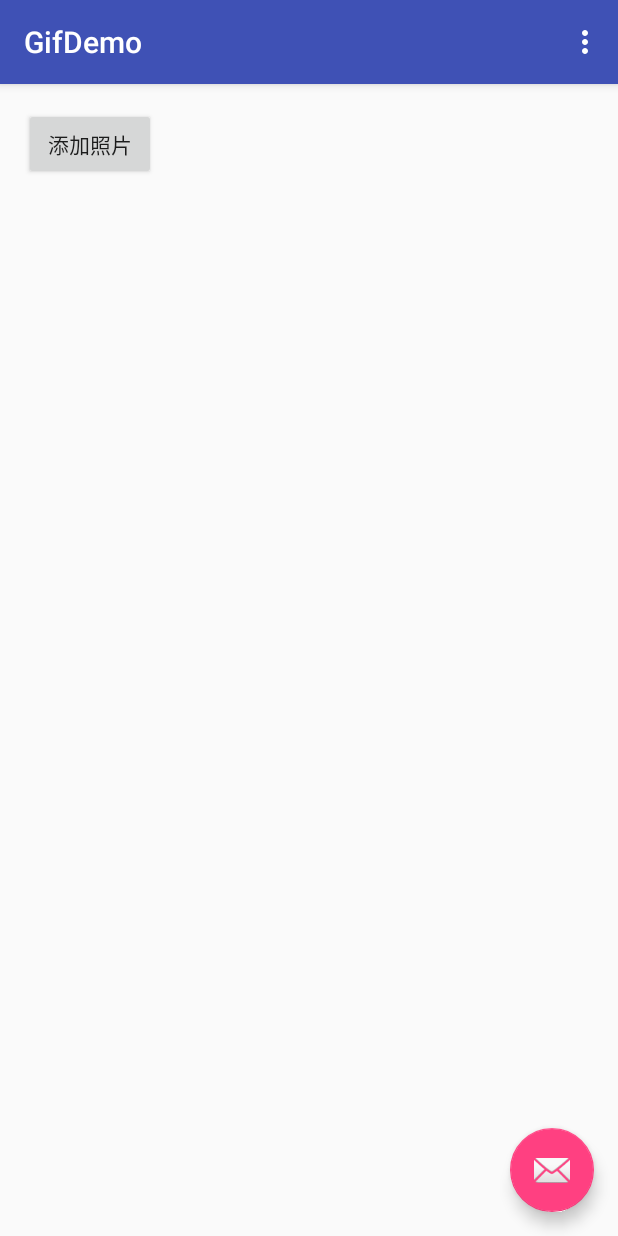
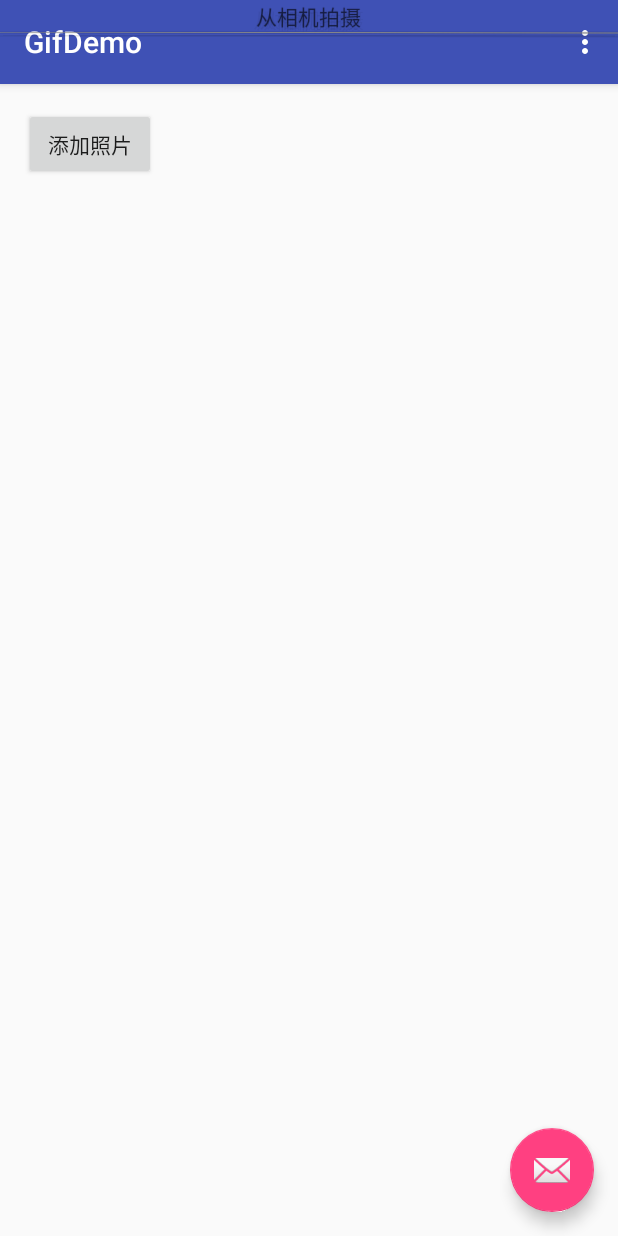
Before and after one commit to CreaterXu/GifDemo, an Android app: the screen it shows after launch (MainActivity), after a tap on "添加照片", on a phone screen of 412 x 824 dp. Run offline under Robolectric (Android 15) with nearby library versions, the phone set to English and light mode, and no system bars; our stand-ins replace ButterKnife.

```diff
--- a/app/src/main/java/com/skystudio/gifdemo/MainActivity.java
+++ b/app/src/main/java/com/skystudio/gifdemo/MainActivity.java
@@ -1,5 +1,7 @@
 package com.skystudio.gifdemo;
 
+import android.graphics.Bitmap;
+import android.graphics.drawable.BitmapDrawable;
 import android.os.Bundle;
 import android.support.design.widget.FloatingActionButton;
 import android.support.design.widget.Snackbar;
@@ -11,7 +13,10 @@ import android.view.Gravity;
 import android.view.LayoutInflater;
 import android.view.Menu;
 import android.view.MenuItem;
+import android.view.MotionEvent;
 import android.view.View;
+import android.view.ViewGroup;
+import android.widget.LinearLayout;
 import android.widget.PopupWindow;
 
 import butterknife.BindView;
@@ -28,22 +33,16 @@ public class MainActivity extends AppCompatActivity {
     @BindView(R.id.fab)
     FloatingActionButton fab;
 
+
+    PopupWindow popupWindow=null;
     @Override
     protected void onCreate(Bundle savedInstanceState) {
         super.onCreate(savedInstanceState);
         setContentView(R.layout.activity_main);
         ButterKnife.bind(this);
-        Toolbar toolbar = (Toolbar) findViewById(R.id.toolbar);
         setSupportActionBar(toolbar);
 
-        FloatingActionButton fab = (FloatingActionButton) findViewById(R.id.fab);
-        fab.setOnClickListener(new View.OnClickListener() {
-            @Override
-            public void onClick(View view) {
-                Snackbar.make(view, "Replace with your own action", Snackbar.LENGTH_LONG)
-                        .setAction("Action", null).show();
-            }
-        });
+
     }
 
     @Override
@@ -68,26 +67,54 @@ public class MainActivity extends AppCompatActivity {
         return super.onOptionsItemSelected(item);
     }
 
-
+    /**
+     * 显示弹出框
+     * */
     private void showPopupWindow() {
         View parentView = LayoutInflater.from(this).inflate(R.layout.content_main, null);
-        View view = LayoutInflater.from(this).inflate(R.layout.popurp_main, null);
-        final PopupWindow popupWindow = new PopupWindow(view);
-        popupWindow.showAtLocation(parentView, Gravity.CENTER_VERTICAL, 0, 0);
+        View view = getLayoutInflater().from(this).inflate(R.layout.popurp_main, null);
+        popupWindow = new PopupWindow(view, ViewGroup.LayoutParams.MATCH_PARENT,ViewGroup.LayoutParams.MATCH_PARENT);
+        //popupWindow.showAtLocation(addButton, Gravity.CENTER_VERTICAL, 0, 0);
+        //设置可不可以点击默认可点击
+        popupWindow.setTouchable(true);
+        popupWindow.setOutsideTouchable(true);
+        popupWindow.setBackgroundDrawable(new BitmapDrawable(getResources(),(Bitmap) null));
+        popupWindow.showAsDropDown(addButton);
     }
-
+    /**
+     * 取消显示弹出框
+     * */
+    private void cancelPopupWindow(){
+        if (popupWindow==null){}
+        else {
+            if (popupWindow.isShowing()){
+                popupWindow.dismiss();
+            }
+        }
+    }
 
     @OnClick({R.id.toolbar, R.id.addButton, R.id.fab})
     public void onClick(View view) {
         switch (view.getId()) {
             case R.id.toolbar:
+                cancelPopupWindow();
                 break;
             case R.id.addButton:
                 Log.e("xv","in click");
                 showPopupWindow();
                 break;
             case R.id.fab:
+                cancelPopupWindow();
                 break;
         }
     }
+
+    /**
+     * 处理触碰事件
+     * */
+    @Override
+    public boolean onTouchEvent(MotionEvent event) {
+        cancelPopupWindow();
+        return super.onTouchEvent(event);
+    }
 }
--- a/app/src/main/java/widght/Line.java
+++ b/app/src/main/java/widght/Line.java
@@ -1,12 +1,16 @@
 package widght;
 
 import android.content.Context;
+import android.content.res.TypedArray;
 import android.graphics.Canvas;
 import android.graphics.Color;
 import android.graphics.Paint;
 import android.util.AttributeSet;
 import android.util.Log;
+import android.util.TypedValue;
 import android.view.View;
+
+import com.skystudio.gifdemo.R;
 
 /**描线类
  * Created by Creater Xu on 2016/6/30.
@@ -17,22 +21,19 @@ public class Line extends View{
     private Paint mPaint;//画笔
 
     public Line(Context context) {
-        super(context);
-        Log.e("xv","in f");
+        this(context,null,0);
     }
 
     public Line(Context context, AttributeSet attrs) {
-        super(context, attrs);
-        Log.e("xv","in s");
+       this(context,attrs,0);
     }
 
-    public Line(Context context, AttributeSet attrs, int defStyleAttr) {
-        super(context, attrs, defStyleAttr);
-        Log.e("xv","in t");
-        mPaint=new Paint(Paint.ANTI_ALIAS_FLAG);
+    public Line(Context context, AttributeSet attrs, int defStyle) {
+        super(context, attrs, defStyle);
+        mPaint = new Paint(Paint.ANTI_ALIAS_FLAG);
         mPaint.setColor(Color.GRAY);
-    }
-/* TypedArray typedArray=context.getTheme().obtainStyledAttributes(attrs,R.styleable.widght_Line,defStytle,0);
+
+        TypedArray typedArray=context.getTheme().obtainStyledAttributes(attrs, R.styleable.widght_Line,defStyle,0);
         int n=typedArray.getIndexCount();
         for (int i=0;i<n;i++){
             int attr=typedArray.getIndex(i);
@@ -49,18 +50,20 @@ public class Line extends View{
                     break;
             }
         }
-        typedArray.recycle();*/
+        typedArray.recycle();
+    }
 
 
     @Override
     protected void onMeasure(int widthMeasureSpec, int heightMeasureSpec) {
         super.onMeasure(widthMeasureSpec, heightMeasureSpec);
+
     }
 
     @Override
     protected void onDraw(Canvas canvas) {
         super.onDraw(canvas);
        // mPaint.setTextSize(mHigth);
-        canvas.drawLine(0,0,10,0,mPaint);
+        canvas.drawLine(0,0,getWidth(),mHigth,mPaint);
     }
 }
--- a/app/src/main/res/layout/popurp_main.xml
+++ b/app/src/main/res/layout/popurp_main.xml
@@ -12,8 +12,10 @@
         android:layout_gravity="center_horizontal" />
 
     <widght.Line
-        android:layout_width="wrap_content"
-        android:layout_height="wrap_content"></widght.Line>
+        android:layout_width="match_parent"
+        android:layout_height="wrap_content"
+        sky:line_higth="1sp"
+        sky:line_length="10dp"></widght.Line>
     <TextView
         android:layout_width="wrap_content"
         android:layout_height="wrap_content"
```
